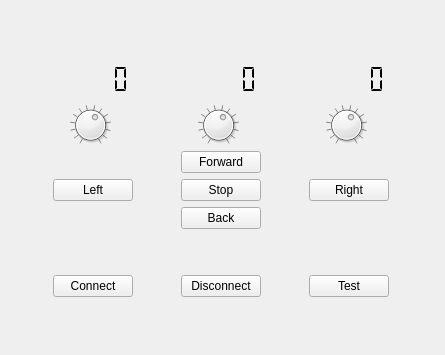
Old version of the form remote_control.ui in the repository jonaslindemann/raspibot.
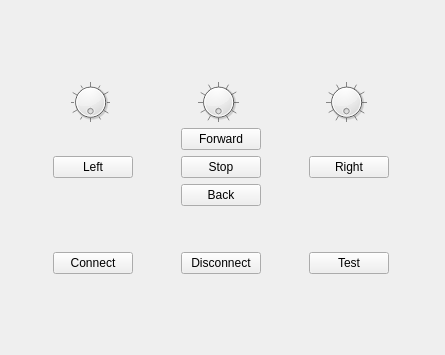
New version of the form.

```diff
--- a/remote_control.ui
+++ b/remote_control.ui
@@ -29,42 +29,35 @@
    </item>
    <item>
     <layout class="QGridLayout" name="gridLayout">
-     <item row="2" column="1">
+     <item row="2" column="2">
+      <widget class="QPushButton" name="turnRightButton">
+       <property name="text">
+        <string>Right</string>
+       </property>
+      </widget>
+     </item>
+     <item row="1" column="1">
       <widget class="QPushButton" name="forwardButton">
        <property name="text">
         <string>Forward</string>
        </property>
       </widget>
      </item>
-     <item row="3" column="0">
+     <item row="2" column="0">
       <widget class="QPushButton" name="turnLeftButton">
        <property name="text">
         <string>Left</string>
        </property>
       </widget>
      </item>
-     <item row="3" column="1">
+     <item row="2" column="1">
       <widget class="QPushButton" name="stopButton">
        <property name="text">
         <string>Stop</string>
        </property>
       </widget>
      </item>
-     <item row="3" column="2">
-      <widget class="QPushButton" name="turnRightButton">
-       <property name="text">
-        <string>Right</string>
-       </property>
-      </widget>
-     </item>
      <item row="4" column="1">
-      <widget class="QPushButton" name="backButton">
-       <property name="text">
-        <string>Back</string>
-       </property>
-      </widget>
-     </item>
-     <item row="5" column="1">
       <spacer name="verticalSpacer_3">
        <property name="orientation">
         <enum>Qt::Vertical</enum>
@@ -77,39 +70,15 @@
        </property>
       </spacer>
      </item>
-     <item row="1" column="1">
-      <widget class="QDial" name="maxBackwardSpeedDial">
-       <property name="minimumSize">
-        <size>
-         <width>75</width>
-         <height>0</height>
-        </size>
-       </property>
-       <property name="maximumSize">
-        <size>
-         <width>40</width>
-         <height>40</height>
-        </size>
-       </property>
-       <property name="maximum">
-        <number>250</number>
-       </property>
-       <property name="singleStep">
-        <number>5</number>
-       </property>
-       <property name="pageStep">
-        <number>20</number>
-       </property>
-       <property name="value">
-        <number>150</number>
-       </property>
-       <property name="notchesVisible">
-        <bool>true</bool>
+     <item row="3" column="1">
+      <widget class="QPushButton" name="backButton">
+       <property name="text">
+        <string>Back</string>
        </property>
       </widget>
      </item>
-     <item row="1" column="2">
-      <widget class="QDial" name="maxRotationSpeedDial">
+     <item row="0" column="2">
+      <widget class="QDial" name="yawDial">
        <property name="sizePolicy">
         <sizepolicy hsizetype="Preferred" vsizetype="Preferred">
          <horstretch>0</horstretch>
@@ -129,24 +98,27 @@
         </size>
        </property>
        <property name="maximum">
-        <number>250</number>
+        <number>360</number>
        </property>
        <property name="singleStep">
-        <number>5</number>
+        <number>30</number>
        </property>
        <property name="pageStep">
-        <number>20</number>
+        <number>30</number>
        </property>
        <property name="value">
-        <number>150</number>
+        <number>0</number>
+       </property>
+       <property name="wrapping">
+        <bool>true</bool>
        </property>
        <property name="notchesVisible">
         <bool>true</bool>
        </property>
       </widget>
      </item>
-     <item row="1" column="0">
-      <widget class="QDial" name="maxForwardSpeedDial">
+     <item row="0" column="0">
+      <widget class="QDial" name="pitchDial">
        <property name="sizePolicy">
         <sizepolicy hsizetype="Minimum" vsizetype="Preferred">
          <horstretch>0</horstretch>
@@ -166,100 +138,89 @@
         </size>
        </property>
        <property name="maximum">
-        <number>250</number>
+        <number>360</number>
        </property>
        <property name="singleStep">
-        <number>5</number>
+        <number>30</number>
+       </property>
+       <property name="pageStep">
+        <number>20</number>
        </property>
        <property name="value">
-        <number>150</number>
+        <number>0</number>
        </property>
-       <property name="wrapping">
+       <property name="tracking">
+        <bool>true</bool>
+       </property>
+       <property name="orientation">
+        <enum>Qt::Horizontal</enum>
+       </property>
+       <property name="invertedAppearance">
         <bool>false</bool>
        </property>
+       <property name="wrapping">
+        <bool>true</bool>
+       </property>
        <property name="notchesVisible">
         <bool>true</bool>
        </property>
       </widget>
      </item>
-     <item row="6" column="2">
+     <item row="0" column="1">
+      <widget class="QDial" name="rollDial">
+       <property name="minimumSize">
+        <size>
+         <width>75</width>
+         <height>0</height>
+        </size>
+       </property>
+       <property name="maximumSize">
+        <size>
+         <width>40</width>
+         <height>40</height>
+        </size>
+       </property>
+       <property name="maximum">
+        <number>360</number>
+       </property>
+       <property name="singleStep">
+        <number>30</number>
+       </property>
+       <property name="pageStep">
+        <number>30</number>
+       </property>
+       <property name="value">
+        <number>0</number>
+       </property>
+       <property name="wrapping">
+        <bool>true</bool>
+       </property>
+       <property name="notchesVisible">
+        <bool>true</bool>
+       </property>
+      </widget>
+     </item>
+     <item row="5" column="0">
+      <widget class="QPushButton" name="connectButton">
+       <property name="text">
+        <string>Connect</string>
+       </property>
+      </widget>
+     </item>
+     <item row="5" column="2">
       <widget class="QPushButton" name="testButton">
        <property name="text">
         <string>Test</string>
        </property>
       </widget>
      </item>
-     <item row="6" column="1">
+     <item row="5" column="1">
       <widget class="QPushButton" name="disconnectButton">
        <property name="text">
         <string>Disconnect</string>
        </property>
       </widget>
      </item>
-     <item row="6" column="0">
-      <widget class="QPushButton" name="connectButton">
-       <property name="text">
-        <string>Connect</string>
-       </property>
-      </widget>
-     </item>
-     <item row="0" column="1">
-      <widget class="QLCDNumber" name="backwardSpeedLCD">
-       <property name="minimumSize">
-        <size>
-         <width>0</width>
-         <height>40</height>
-        </size>
-       </property>
-       <property name="frameShape">
-        <enum>QFrame::NoFrame</enum>
-       </property>
-       <property name="frameShadow">
-        <enum>QFrame::Plain</enum>
-       </property>
-       <property name="segmentStyle">
-        <enum>QLCDNumber::Flat</enum>
-       </property>
-      </widget>
-     </item>
-     <item row="0" column="2">
-      <widget class="QLCDNumber" name="rotateSpeedLCD">
-       <property name="minimumSize">
-        <size>
-         <width>0</width>
-         <height>40</height>
-        </size>
-       </property>
-       <property name="frameShape">
-        <enum>QFrame::NoFrame</enum>
-       </property>
-       <property name="frameShadow">
-        <enum>QFrame::Plain</enum>
-       </property>
-       <property name="segmentStyle">
-        <enum>QLCDNumber::Flat</enum>
-       </property>
-      </widget>
-     </item>
-     <item row="0" column="0">
-      <widget class="QLCDNumber" name="forwardSpeedLCD">
-       <property name="minimumSize">
-        <size>
-         <width>0</width>
-         <height>40</height>
-        </size>
-       </property>
-       <property name="frameShape">
-        <enum>QFrame::NoFrame</enum>
-       </property>
-       <property name="frameShadow">
-        <enum>QFrame::Plain</enum>
-       </property>
-       <property name="segmentStyle">
-        <enum>QLCDNumber::Flat</enum>
-       </property>
-      </widget>
-     </item>
     </layout>
    </item>
    <item>
```
Left out of the diff: 51 changed lines with no effect on the pictures.
